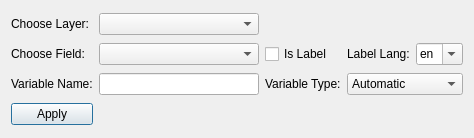
This is dialogs/ui/varinputdialog.ui in sparqlunicorn/sparqlunicornGoesGIS as Qt 5 draws it before an edit. The edited form follows.
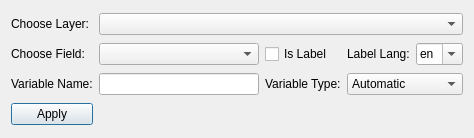
This is the edited form. Custom widgets are drawn as their Qt base class.

```diff
--- a/dialogs/ui/varinputdialog.ui
+++ b/dialogs/ui/varinputdialog.ui
@@ -1020,12 +1020,12 @@
      </item>
     </widget>
    </item>
-   <item row="0" column="1">
-    <widget class="QgsMapLayerComboBox" name="chooseLayer"/>
-   </item>
    <item row="1" column="1">
     <widget class="QgsFieldComboBox" name="chooseField"/>
    </item>
+   <item row="0" column="1" colspan="4">
+    <widget class="QgsMapLayerComboBox" name="chooseLayer"/>
+   </item>
   </layout>
  </widget>
  <customwidgets>
```
